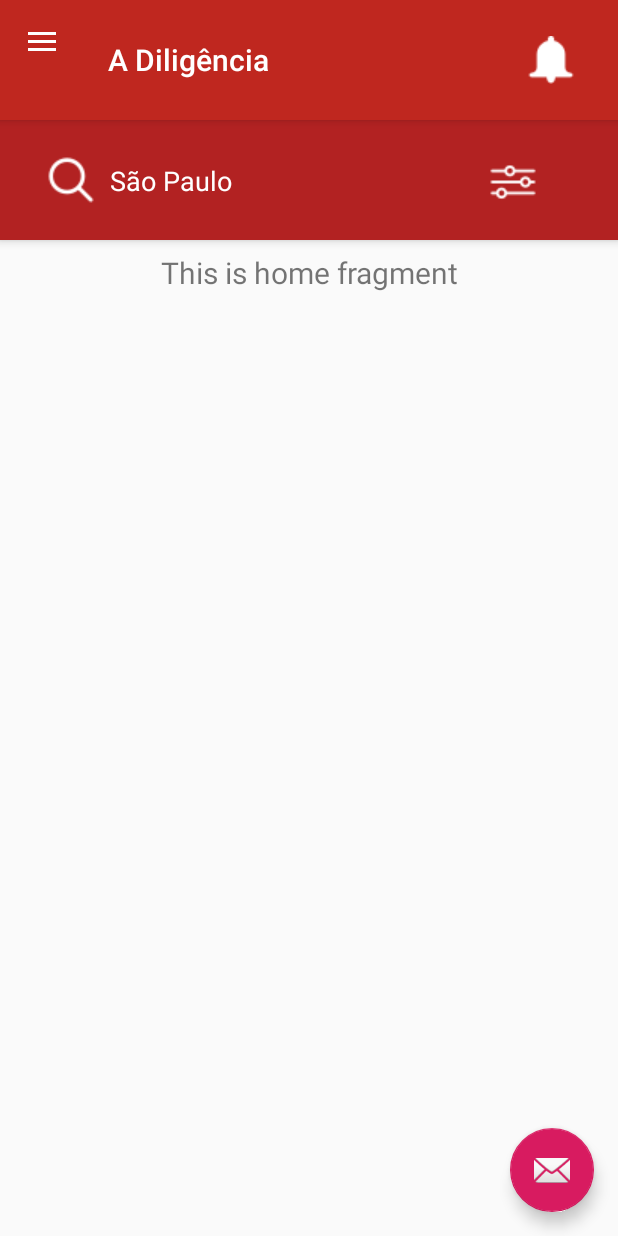
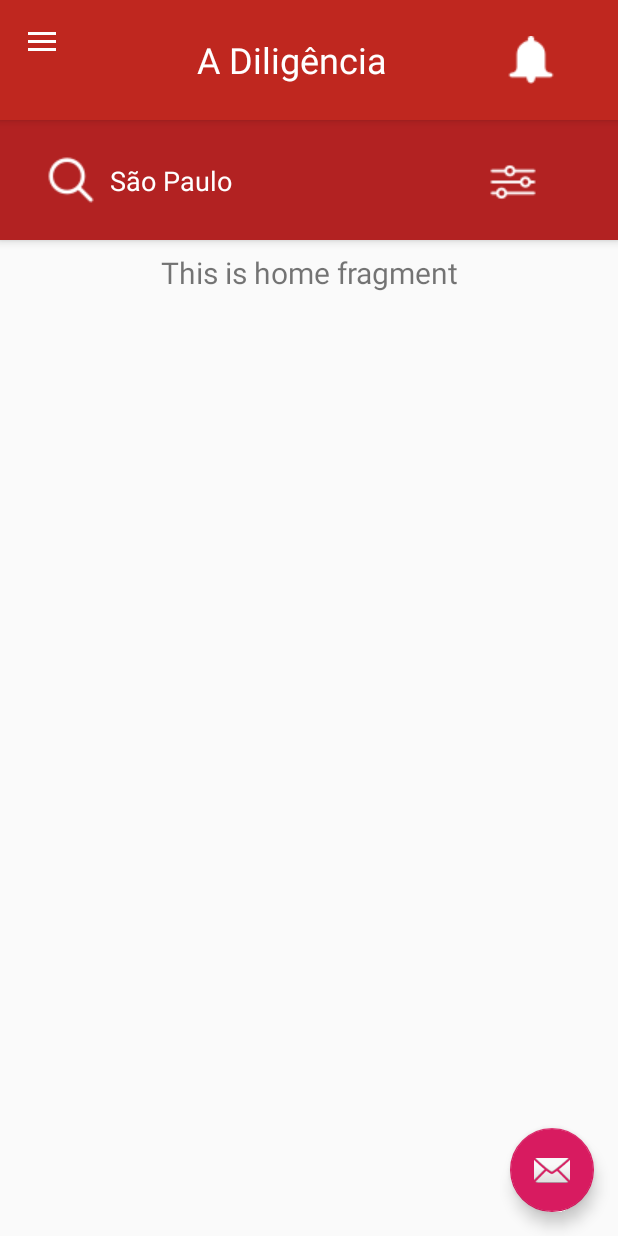
Before and after one commit to suziellen/adiligencia, an Android app: the footer screen opened directly, with no data from a screen before it, on a phone screen of 412 x 824 dp. Run offline under Robolectric (Android 15) with nearby library versions, the phone set to English and light mode, and no system bars.

```diff
--- a/app/src/main/java/com/example/adiligencia/footer.java
+++ b/app/src/main/java/com/example/adiligencia/footer.java
@@ -19,6 +19,7 @@ public class footer extends AppCompatActivity {
 
         Toolbar toolbar = findViewById(R.id.toolbar);
         setSupportActionBar(toolbar);
+        getSupportActionBar().setDisplayShowTitleEnabled(false);
 
         drawer = findViewById(R.id.drawer_layout);
 
--- a/app/src/main/res/layout/app_bar_menu.xml
+++ b/app/src/main/res/layout/app_bar_menu.xml
@@ -23,12 +23,23 @@
             tools:layout_editor_absoluteX="70dp"
             tools:layout_editor_absoluteY="0dp">
 
+            <TextView
+                android:id="@+id/textView2"
+                android:layout_width="wrap_content"
+                android:layout_height="wrap_content"
+                android:layout_marginRight="10dp"
+                android:layout_marginLeft="75dp"
+                android:text="A Diligência"
+                android:textColor="#FFFFFF"
+                android:textSize="24sp"
+                tools:layout_editor_absoluteX="139dp"
+                tools:layout_editor_absoluteY="218dp" />
 
             <ImageButton
                 android:id="@+id/imageButton5"
                 android:layout_width="wrap_content"
                 android:layout_height="wrap_content"
-                android:layout_marginLeft="180dp"
+                android:layout_marginLeft="70dp"
                 android:background="@android:color/transparent"
                 app:srcCompat="@drawable/icon_bell"
                 tools:layout_editor_absoluteX="243dp"
```
Also changed, not shown: app/src/main/java/com/example/adiligencia/BancoController.java (added, +55 -0 lines), app/src/main/java/com/example/adiligencia/cadastrar.java (+9 -3 lines), app/src/main/java/com/example/adiligencia/criaBanco.java (added, +34 -0 lines), app/src/main/java/com/example/adiligencia/login.java (+45 -5 lines), app/src/main/res/layout/activity_login.xml (+7 -7 lines).
